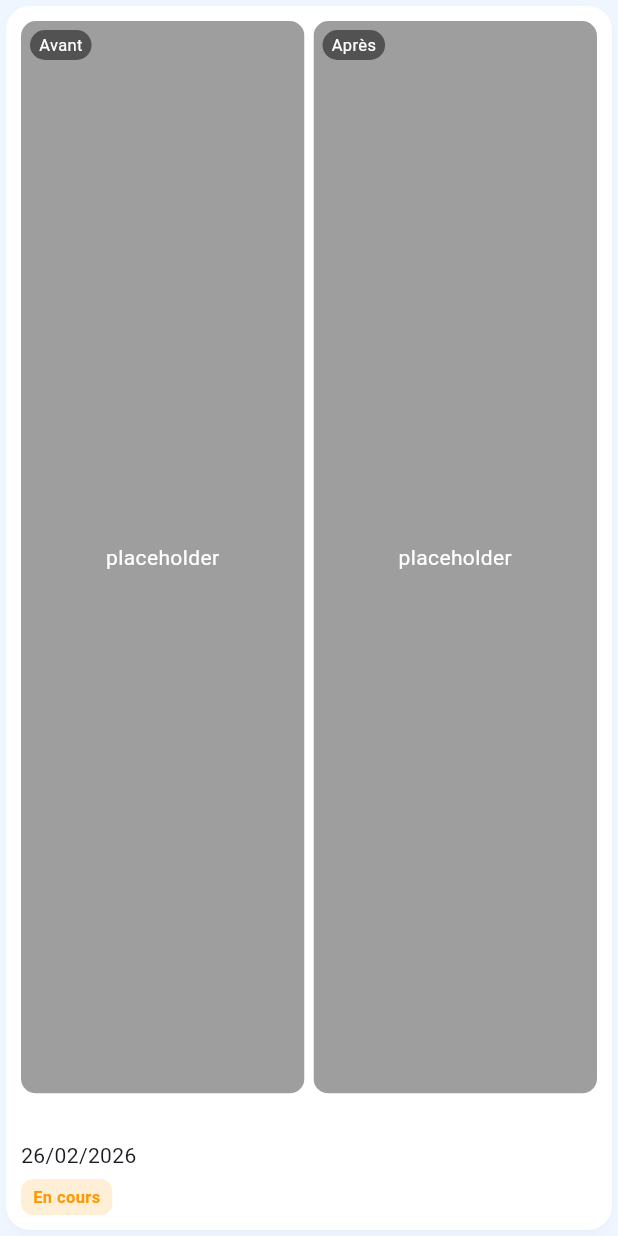
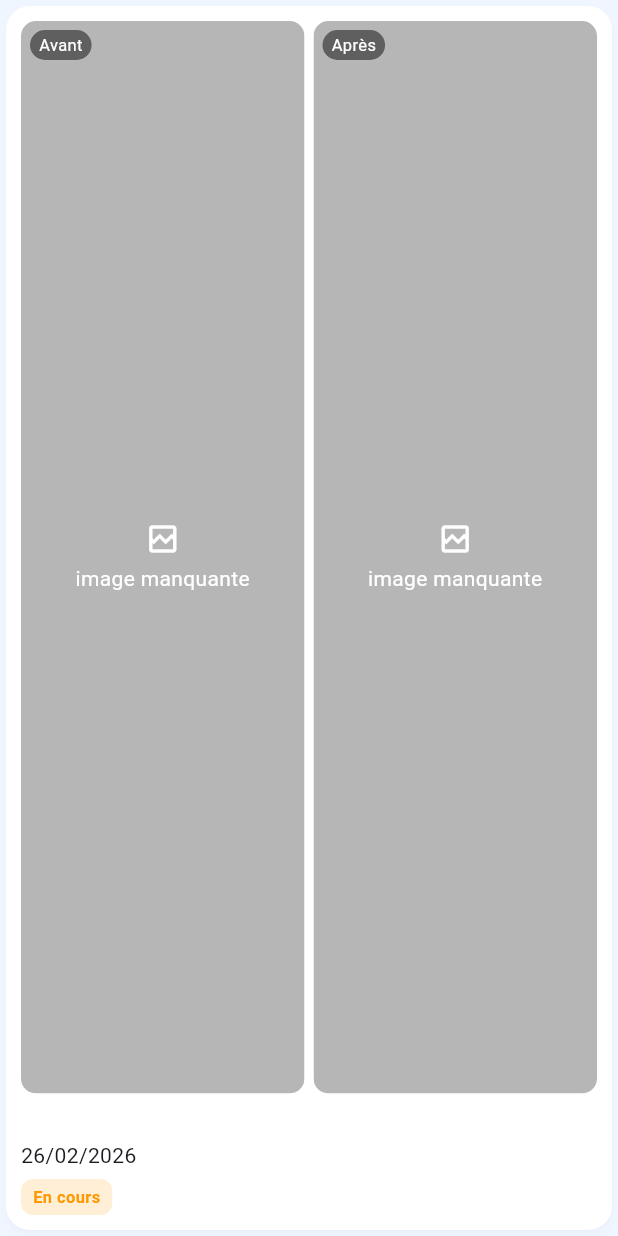
Before and after one commit to jaymonni/Avant-Apres, a Flutter app: the PhotoCard widget shown alone on an empty page, opened directly with empty values, on a phone screen of 412 x 824 dp. Run offline on Flutter 3.47's test engine with Material 3 defaults, Android fonts, the light colour scheme and no system bars; our stand-ins replace google_fonts, image_picker, shared_preferences; accounts and stored records are empty.

Commit message:
Fix project card tap reliability and missing-image UX

```diff
--- a/lib/widgets/photo_card.dart
+++ b/lib/widgets/photo_card.dart
@@ -24,10 +24,11 @@ class PhotoCard extends StatelessWidget {
     final beforeExists = _exists(project.beforePath);
     final afterExists = _exists(project.afterPath);
 
-    return GestureDetector(
-      onTap: onTap,
-      onLongPress: () => _showActions(context),
-      child: Card(
+    return Card(
+      clipBehavior: Clip.antiAlias,
+      child: InkWell(
+        onTap: onTap,
+        onLongPress: () => _showActions(context),
         child: Padding(
           padding: const EdgeInsets.all(10),
           child: Column(
@@ -93,7 +94,7 @@ class PhotoCard extends StatelessWidget {
                   fit: BoxFit.cover,
                   errorBuilder: (_, __, ___) => const _BrokenImagePlaceholder(),
                 )
-              : const _BrokenImagePlaceholder(text: 'placeholder'),
+              : const _BrokenImagePlaceholder(text: 'image manquante'),
           Positioned(
             left: 6,
             top: 6,
@@ -190,12 +191,19 @@ class _BrokenImagePlaceholder extends StatelessWidget {
   @override
   Widget build(BuildContext context) {
     return ColoredBox(
-      color: Colors.grey,
+      color: Colors.grey.withValues(alpha: 0.75),
       child: Center(
-        child: Text(
-          text,
-          style: const TextStyle(color: Colors.white),
-          textAlign: TextAlign.center,
+        child: Column(
+          mainAxisAlignment: MainAxisAlignment.center,
+          children: [
+            const Icon(Icons.broken_image_outlined, color: Colors.white),
+            const SizedBox(height: 4),
+            Text(
+              text,
+              style: const TextStyle(color: Colors.white),
+              textAlign: TextAlign.center,
+            ),
+          ],
         ),
       ),
     );
```
Also changed, not shown: lib/screens/project_list_screen.dart (+14 -3 lines).
